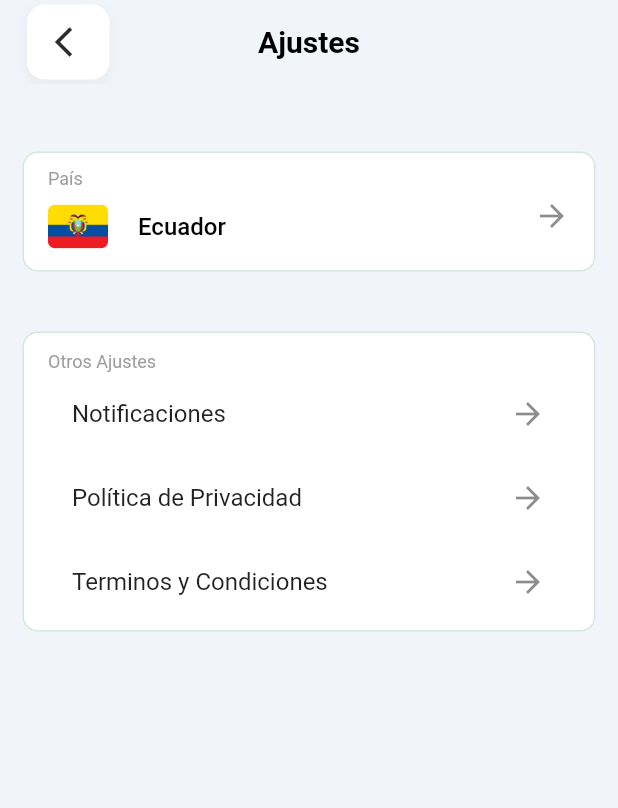
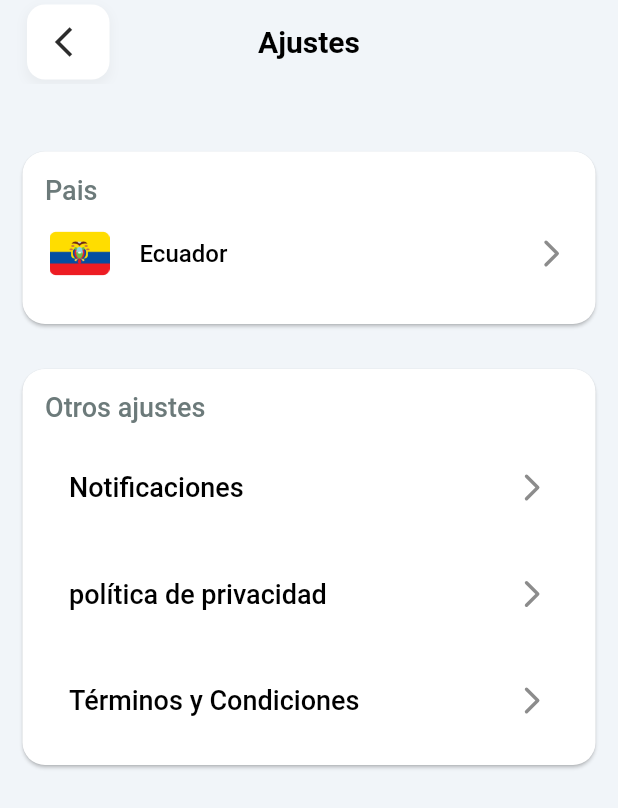
Before and after one commit to neoshock/hank-talker, a Flutter app: the SettingsPage screen opened directly, on a phone screen of 412 x 824 dp. Shown: the top 808 px of the screen. Run offline on Flutter 3.47's test engine with Material 2 defaults, Android fonts, the phone set to English and light mode, and no system bars; our stand-ins replace awesome_bottom_bar, bloc, fl_chart, flutter_bloc, flutter_phosphor_icons, lottie and 2 more; missing offline and left inert: dart:ffi; generated files the repository leaves out were written again.

Commit message:
refactoring settings, and profile

```diff
--- a/lib/features/profile/widgets/profile_card_header.dart
+++ b/lib/features/profile/widgets/profile_card_header.dart
@@ -102,7 +102,7 @@ class ProfileCardHeader extends StatelessWidget {
                 ],
               ),
             ],
-          )
+          ),
         ],
       ),
     );
--- a/lib/features/settings/pages/settings_page.dart
+++ b/lib/features/settings/pages/settings_page.dart
@@ -1,6 +1,10 @@
 import 'package:flutter/material.dart';
 import 'package:hank_talker_mobile/features/login/pages/login_page.dart';
+import 'package:hank_talker_mobile/features/settings/widgets/custom_settings_list_tile.dart';
+import 'package:hank_talker_mobile/features/settings/widgets/list_tile_country.dart';
 import 'package:hank_talker_mobile/features/welcome/pages/welcome_page.dart';
+import 'package:hank_talker_mobile/widgets/custom_card_widget.dart';
+import 'package:hank_talker_mobile/widgets/custom_listtile_widget.dart';
 import 'package:hank_talker_mobile/widgets/custom_widgets.dart';
 
 class SettingsPage extends StatelessWidget {
@@ -28,113 +32,29 @@ class SettingsPage extends StatelessWidget {
           centerTitle: true,
         ),
         body: SafeArea(
-          child: Padding(
-            //padding: const EdgeInsets.symmetric(horizontal: 40),
-            padding: const EdgeInsets.all(15),
+          child: SingleChildScrollView(
             child: Column(
               children: [
-                const SizedBox(
-                    height: 30), // Espacio entre el texto y el primer ListTile
-                Container(
-                  decoration: BoxDecoration(
-                    color: Colors.white, // Fondo blanco
-                    border: Border.all(
-                      color: const Color.fromARGB(
-                          255, 213, 231, 223), // Color del borde gris claro
-                      width: 1.0, // Ancho del borde
-                    ),
-                    borderRadius: const BorderRadius.all(
-                        Radius.circular(10)), // Bordes redondeados
-                  ),
-                  child: Padding(
-                    padding: const EdgeInsets.only(top: 6.0),
-                    child: ListTile(
-                      //tileColor:
-                      //    Colors.transparent, // Fondo del ListTile transparente
-                      title: const Text(
-                        'País',
-                        style: TextStyle(fontSize: 12, color: Colors.grey),
-                      ),
-                      subtitle: Row(
-                        children: [
-                          const SizedBox(height: 50),
-                          Image.asset(
-                            'assets/images/ecuador_logo.png', // Ruta de la imagen de Ecuador
-                            width: 40,
-                            height: 40,
-                          ),
-                          const SizedBox(
-                              width: 20), // Espaciado entre el logo y el texto
-                          const Text(
-                            'Ecuador',
-                            style: TextStyle(fontSize: 16),
-                          ),
-                        ],
-                      ),
-                      trailing: const Icon(Icons.arrow_forward),
-                      onTap: () {
-                        // Acción cuando se hace clic en este ListTile
-                      },
-                    ),
-                  ),
-                ),
-
-                const SizedBox(
-                    height: 40), // Espacio entre el primer y segundo ListTile
-                Container(
-                  decoration: BoxDecoration(
-                    color: Colors.white, // Fondo blanco
-                    border: Border.all(
-                      color: const Color.fromARGB(
-                          255, 213, 231, 223), // Color del borde gris claro
-                      width: 1.0, // Ancho del borde
-                    ),
-                    borderRadius: const BorderRadius.all(
-                        Radius.circular(10)), // Bordes redondeados
-                  ),
-                  child: Padding(
-                    padding: const EdgeInsets.only(
-                        top: 8.0), // Agrega espacio superior
-                    child: ListTile(
-                      title: const Text(
-                        'Otros Ajustes',
-                        style: TextStyle(fontSize: 12, color: Colors.grey),
-                      ),
-                      subtitle: Column(
-                        children: [
-                          ListTile(
-                            title: const Text('Notificaciones'),
-                            trailing: const Icon(Icons.arrow_forward),
-                            onTap: () {
-                              Navigator.push(
-                                context,
-                                MaterialPageRoute(
-                                    builder: (context) => const LoginPage()),
-                              );
-                            },
-                          ),
-                          ListTile(
-                            title: const Text('Política de Privacidad'),
-                            trailing: const Icon(Icons.arrow_forward),
-                            onTap: () {
-                              // Acción cuando se hace clic en "Política de Privacidad"
-                            },
-                          ),
-                          ListTile(
-                            title: const Text('Terminos y Condiciones'),
-                            trailing: const Icon(Icons.arrow_forward),
-                            onTap: () {
-                              // Acción cuando se hace clic en "Terminos y Condiciones"
-                            },
-                          ),
-                        ],
-                      ),
-                      onTap: () {
-                        // Acción cuando se hace clic en "Otros Ajustes"
-                      },
-                    ),
-                  ),
-                ),
+                const SizedBox(height: 30),
+                CustomCardWidget(children: [
+                  Text('Pais',
+                      style: Theme.of(context).textTheme.bodyLarge!.copyWith(
+                          color: Theme.of(context).colorScheme.onSecondary)),
+                  const ListTileCountry()
+                ]),
+                CustomCardWidget(children: [
+                  Text('Otros ajustes',
+                      style: Theme.of(context).textTheme.bodyLarge!.copyWith(
+                          color: Theme.of(context).colorScheme.onSecondary)),
+                  const SizedBox(height: 15),
+                  CustomSettingsListTile(title: 'Notificaciones', onTap: () {}),
+                  const SizedBox(height: 15),
+                  CustomSettingsListTile(
+                      title: 'política de privacidad', onTap: () {}),
+                  const SizedBox(height: 15),
+                  CustomSettingsListTile(
+                      title: 'Términos y Condiciones', onTap: () {}),
+                ]),
               ],
             ),
           ),
--- /dev/null
+++ b/lib/features/settings/widgets/custom_settings_list_tile.dart
@@ -0,0 +1,22 @@
+import 'package:flutter/material.dart';
+import 'package:flutter_phosphor_icons/flutter_phosphor_icons.dart';
+
+class CustomSettingsListTile extends StatelessWidget {
+  // ignore: lines_longer_than_80_chars
+  const CustomSettingsListTile(
+      {required this.title, required this.onTap, super.key});
+  final String title;
+  final Function onTap;
+
+  @override
+  Widget build(BuildContext context) {
+    return ListTile(
+      title: Text(
+        title,
+        style: Theme.of(context).textTheme.bodyLarge,
+      ),
+      trailing: const Icon(PhosphorIcons.caret_right_bold),
+      onTap: () => onTap(),
+    );
+  }
+}
--- /dev/null
+++ b/lib/features/settings/widgets/list_tile_country.dart
@@ -0,0 +1,33 @@
+import 'package:flutter/material.dart';
+import 'package:flutter_phosphor_icons/flutter_phosphor_icons.dart';
+
+class ListTileCountry extends StatelessWidget {
+  const ListTileCountry({Key? key}) : super(key: key);
+
+  @override
+  Widget build(BuildContext context) {
+    return Padding(
+      padding: const EdgeInsets.all(3),
+      child: ListTile(
+        contentPadding: EdgeInsets.zero,
+        subtitle: Row(
+          children: [
+            const SizedBox(height: 50),
+            Image.asset(
+              'assets/images/ecuador_logo.png', // Ruta de la imagen de Ecuador
+              width: 40,
+              height: 40,
+            ),
+            const SizedBox(width: 20), // Espaciado entre el logo y el texto
+            const Text(
+              'Ecuador',
+              style: TextStyle(fontSize: 16),
+            ),
+          ],
+        ),
+        trailing: const Icon(PhosphorIcons.caret_right_bold),
+        onTap: () {},
+      ),
+    );
+  }
+}
--- /dev/null
+++ b/lib/widgets/custom_card_widget.dart
@@ -0,0 +1,21 @@
+import 'package:flutter/material.dart';
+
+class CustomCardWidget extends StatelessWidget {
+  const CustomCardWidget({required this.children, super.key});
+  final List<Widget> children;
+
+  @override
+  Widget build(BuildContext context) {
+    return Card(
+        elevation: 1,
+        margin: const EdgeInsets.all(15),
+        shape: RoundedRectangleBorder(borderRadius: BorderRadius.circular(15)),
+        child: Padding(
+          padding: EdgeInsets.all(15),
+          child: Column(
+            crossAxisAlignment: CrossAxisAlignment.start,
+            children: children,
+          ),
+        ));
+  }
+}
```
Also changed, not shown: lib/features/profile/pages/profile_page.dart (+66 -5 lines), lib/widgets/custom_listtile_widget.dart (added, +30 -0 lines).
